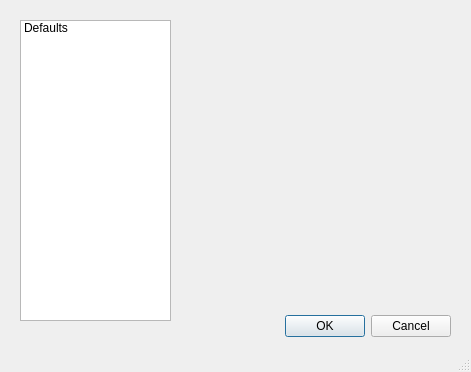
First picture: the form in Ui/Preferences.ui, repository mgian/bulbcalculator, before the edit.
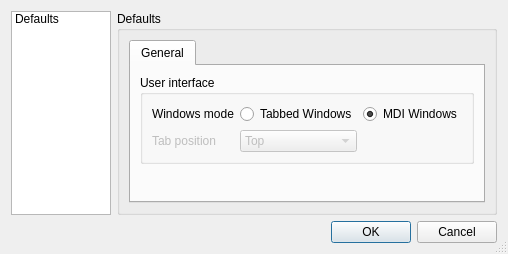
Second picture: the form after the edit. Icons and pictures are not drawn.

Commit message: Rework on the preferences window

The edit to the form file:
```diff
--- a/Ui/Preferences.ui
+++ b/Ui/Preferences.ui
@@ -9,8 +9,8 @@
    <rect>
     <x>0</x>
     <y>0</y>
-    <width>471</width>
-    <height>372</height>
+    <width>497</width>
+    <height>254</height>
    </rect>
   </property>
   <property name="windowTitle">
@@ -19,47 +19,226 @@
   <property name="sizeGripEnabled">
    <bool>true</bool>
   </property>
-  <widget class="QDialogButtonBox" name="buttonBox">
-   <property name="geometry">
-    <rect>
-     <x>110</x>
-     <y>310</y>
-     <width>341</width>
-     <height>32</height>
-    </rect>
-   </property>
-   <property name="orientation">
-    <enum>Qt::Horizontal</enum>
-   </property>
-   <property name="standardButtons">
-    <set>QDialogButtonBox::Cancel|QDialogButtonBox::Ok</set>
-   </property>
-   <property name="centerButtons">
-    <bool>false</bool>
-   </property>
-  </widget>
-  <widget class="QListWidget" name="lw_category">
-   <property name="geometry">
-    <rect>
-     <x>20</x>
-     <y>20</y>
-     <width>151</width>
-     <height>301</height>
-    </rect>
-   </property>
-   <property name="viewMode">
-    <enum>QListView::IconMode</enum>
-   </property>
+  <layout class="QVBoxLayout" name="verticalLayout">
    <item>
-    <property name="text">
-     <string>Defaults</string>
-    </property>
-    <property name="icon">
-     <iconset resource="../BulbCalculator.qrc">
-      <normaloff>:/MainWin/images/default.png</normaloff>:/MainWin/images/default.png</iconset>
-    </property>
+    <layout class="QHBoxLayout" name="horizontalLayout">
+     <item>
+      <widget class="QListWidget" name="lw_category">
+       <property name="enabled">
+        <bool>true</bool>
+       </property>
+       <property name="sizePolicy">
+        <sizepolicy hsizetype="Fixed" vsizetype="Expanding">
+         <horstretch>0</horstretch>
+         <verstretch>0</verstretch>
+        </sizepolicy>
+       </property>
+       <property name="maximumSize">
+        <size>
+         <width>100</width>
+         <height>16777215</height>
+        </size>
+       </property>
+       <property name="horizontalScrollBarPolicy">
+        <enum>Qt::ScrollBarAlwaysOff</enum>
+       </property>
+       <property name="autoScrollMargin">
+        <number>16</number>
+       </property>
+       <property name="editTriggers">
+        <set>QAbstractItemView::NoEditTriggers</set>
+       </property>
+       <property name="showDropIndicator" stdset="0">
+        <bool>false</bool>
+       </property>
+       <property name="iconSize">
+        <size>
+         <width>32</width>
+         <height>32</height>
+        </size>
+       </property>
+       <property name="textElideMode">
+        <enum>Qt::ElideRight</enum>
+       </property>
+       <property name="flow">
+        <enum>QListView::TopToBottom</enum>
+       </property>
+       <property name="resizeMode">
+        <enum>QListView::Adjust</enum>
+       </property>
+       <property name="viewMode">
+        <enum>QListView::ListMode</enum>
+       </property>
+       <item>
+        <property name="text">
+         <string>Defaults</string>
+        </property>
+        <property name="icon">
+         <iconset resource="../BulbCalculator.qrc">
+          <normaloff>:/MainWin/images/default.png</normaloff>:/MainWin/images/default.png</iconset>
+        </property>
+        <property name="flags">
+         <set>ItemIsSelectable|ItemIsEnabled</set>
+        </property>
+       </item>
+      </widget>
+     </item>
+     <item>
+      <widget class="QGroupBox" name="groupBox_2">
+       <property name="title">
+        <string>Defaults</string>
+       </property>
+       <layout class="QVBoxLayout" name="verticalLayout_3">
+        <item>
+         <widget class="QTabWidget" name="tabWidget">
+          <property name="currentIndex">
+           <number>0</number>
+          </property>
+          <widget class="QWidget" name="tab_aspect">
+           <attribute name="title">
+            <string>General</string>
+           </attribute>
+           <layout class="QVBoxLayout" name="verticalLayout_2">
+            <item>
+             <widget class="QGroupBox" name="groupBox">
+              <property name="title">
+               <string>User interface</string>
+              </property>
+              <layout class="QGridLayout" name="gridLayout">
+               <item row="0" column="1">
+                <widget class="QRadioButton" name="RB_TabWin">
+                 <property name="sizePolicy">
+                  <sizepolicy hsizetype="Fixed" vsizetype="Fixed">
+                   <horstretch>0</horstretch>
+                   <verstretch>0</verstretch>
+                  </sizepolicy>
+                 </property>
+                 <property name="text">
+                  <string>Tabbed Windows</string>
+                 </property>
+                </widget>
+               </item>
+               <item row="1" column="1">
+                <widget class="QComboBox" name="CB_TabPosition">
+                 <property name="enabled">
+                  <bool>false</bool>
+                 </property>
+                 <item>
+                  <property name="text">
+                   <string>Top</string>
+                  </property>
+                 </item>
+                 <item>
+                  <property name="text">
+                   <string>Bottom</string>
+                  </property>
+                 </item>
+                 <item>
+                  <property name="text">
+                   <string>Left</string>
+                  </property>
+                 </item>
+                 <item>
+                  <property name="text">
+                   <string>Right</string>
+                  </property>
+                 </item>
+                </widget>
+               </item>
+               <item row="0" column="0">
+                <widget class="QLabel" name="label_3">
+                 <property name="sizePolicy">
+                  <sizepolicy hsizetype="Fixed" vsizetype="Preferred">
+                   <horstretch>0</horstretch>
+                   <verstretch>0</verstretch>
+                  </sizepolicy>
+                 </property>
+                 <property name="text">
+                  <string>Windows mode</string>
+                 </property>
+                </widget>
+               </item>
+               <item row="1" column="0">
+                <widget class="QLabel" name="label_2">
+                 <property name="enabled">
+                  <bool>false</bool>
+                 </property>
+                 <property name="text">
+                  <string>Tab position</string>
+                 </property>
+                 <property name="textInteractionFlags">
+                  <set>Qt::NoTextInteraction</set>
+                 </property>
+                </widget>
+               </item>
+               <item row="0" column="2">
+                <widget class="QRadioButton" name="RB_MdiWin">
+                 <property name="sizePolicy">
+                  <sizepolicy hsizetype="Fixed" vsizetype="Fixed">
+                   <horstretch>0</horstretch>
+                   <verstretch>0</verstretch>
+                  </sizepolicy>
+                 </property>
+                 <property name="text">
+                  <string>MDI Windows</string>
+                 </property>
+                 <property name="checked">
+                  <bool>true</bool>
+                 </property>
+                </widget>
+               </item>
+               <item row="0" column="3">
+                <spacer name="horizontalSpacer">
+                 <property name="orientation">
+                  <enum>Qt::Horizontal</enum>
+                 </property>
+                 <property name="sizeHint" stdset="0">
+                  <size>
+                   <width>40</width>
+                   <height>20</height>
+                  </size>
+                 </property>
+                </spacer>
+               </item>
+              </layout>
+             </widget>
+            </item>
+            <item>
+             <spacer name="verticalSpacer">
+              <property name="orientation">
+               <enum>Qt::Vertical</enum>
+              </property>
+              <property name="sizeHint" stdset="0">
+               <size>
+                <width>20</width>
+                <height>41</height>
+               </size>
+              </property>
+             </spacer>
+            </item>
+           </layout>
+          </widget>
+         </widget>
+        </item>
+       </layout>
+      </widget>
+     </item>
+    </layout>
    </item>
-  </widget>
+   <item>
+    <widget class="QDialogButtonBox" name="buttonBox">
+     <property name="orientation">
+      <enum>Qt::Horizontal</enum>
+     </property>
+     <property name="standardButtons">
+      <set>QDialogButtonBox::Cancel|QDialogButtonBox::Ok</set>
+     </property>
+     <property name="centerButtons">
+      <bool>false</bool>
+     </property>
+    </widget>
+   </item>
+  </layout>
  </widget>
  <resources>
   <include location="../BulbCalculator.qrc"/>
```
Left out of the diff: 40 changed lines with no effect on the pictures. The commit also changes 1 other file.
